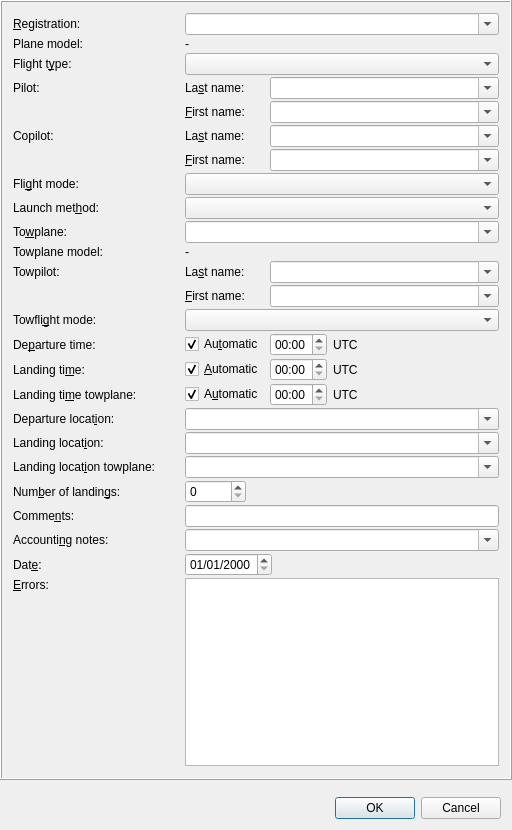
startkladde/startkladde, file src/gui/windows/FlightWindow.ui: the form before one commit.
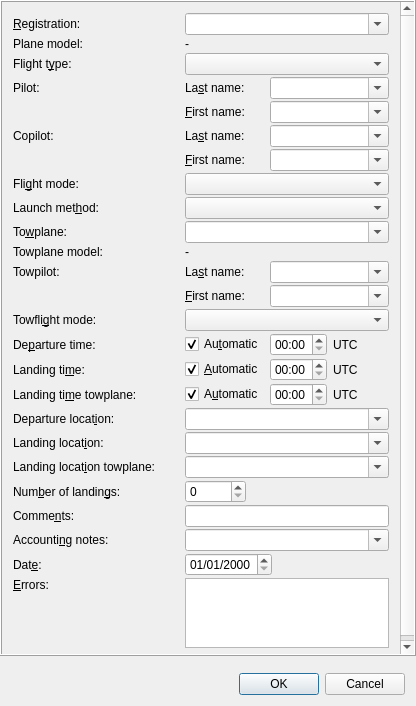
The form after the commit. Custom widgets are drawn as their Qt base class.

```diff
--- a/src/gui/windows/FlightWindow.ui
+++ b/src/gui/windows/FlightWindow.ui
@@ -6,8 +6,8 @@
    <rect>
     <x>0</x>
     <y>0</y>
-    <width>512</width>
-    <height>830</height>
+    <width>416</width>
+    <height>706</height>
    </rect>
   </property>
   <property name="windowTitle">
@@ -33,8 +33,8 @@
        <rect>
         <x>0</x>
         <y>0</y>
-        <width>510</width>
-        <height>781</height>
+        <width>414</width>
+        <height>657</height>
        </rect>
       </property>
       <layout class="QVBoxLayout" name="verticalLayout">
```
Left out of the diff: 36 changed lines with no effect on the pictures.
